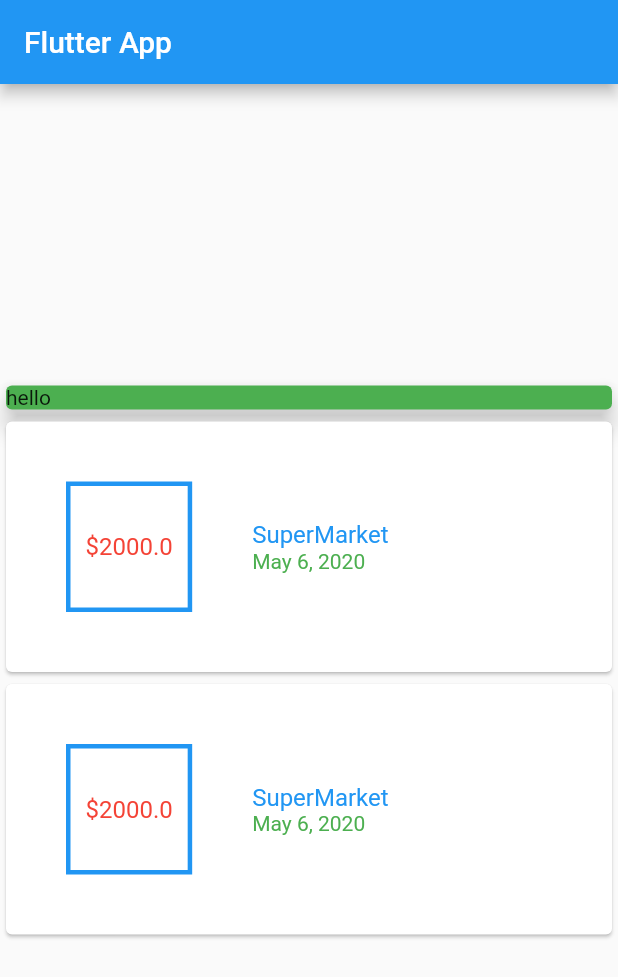
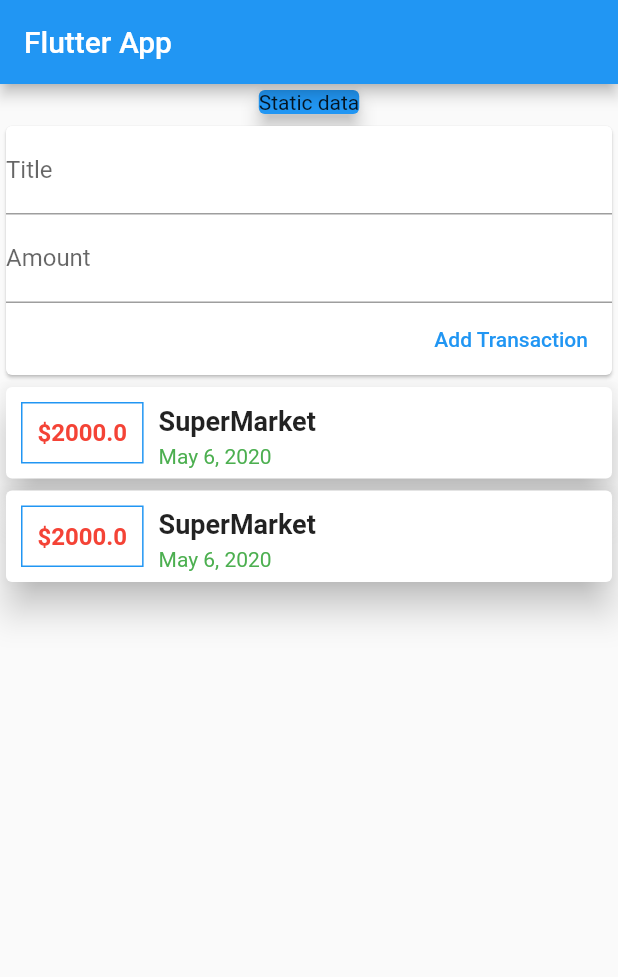
Before and after one commit to hashirshoaeb/flutter-tales, a Flutter app: the screen it shows after launch, on a phone screen of 412 x 824 dp. Shown: the top 977 px of the screen. Run offline on Flutter 3.47's test engine with Material 2 defaults, Android fonts, the phone set to English and light mode, and no system bars.

Commit message:
5may class code updates

```diff
--- a/lib/main.dart
+++ b/lib/main.dart
@@ -1,5 +1,7 @@
-import 'package:first_app/transaction.dart';
-import 'package:flutter/cupertino.dart';
+import 'package:first_app/models/transaction.dart';
+import 'package:first_app/widgets/newTransaction.dart';
+import 'package:first_app/widgets/transactionList.dart';
+// import 'package:flutter/cupertino.dart';
 import 'package:flutter/material.dart';
 import 'package:intl/intl.dart';
 
@@ -16,76 +18,28 @@ class MyApp extends StatelessWidget {
 }
 
 class MyHomePage extends StatelessWidget {
+  // String titleInput;
+  // String amountInput;
+  final titleController = TextEditingController();
+  final amountController = TextEditingController();
   @override
   Widget build(BuildContext context) {
-    List<Transaction> transactions = [
-      Transaction(
-          id: 1, amount: 2000, title: 'SuperMarket', date: new DateTime.now()),
-      Transaction(
-          id: 1, amount: 2000, title: 'SuperMarket', date: new DateTime.now()),
-    ];
     return Scaffold(
       appBar: AppBar(
         title: Text('Flutter App'),
       ),
-      body: Column(
-        mainAxisAlignment: MainAxisAlignment.center,
-        crossAxisAlignment: CrossAxisAlignment.center,
-        children: <Widget>[
-          Card(
-              elevation: 6,
-              color: Colors.green,
-              child: Container(
-                width: double.infinity,
-                child: Text(
-                  "hello",
-                ),
-              )),
-          Column(
-            children: transactions.map((tx) {
-              return Card(
-                child: Row(
-                  children: <Widget>[
-                    Container(
-                      margin:
-                          EdgeInsets.symmetric(vertical: 40, horizontal: 40),
-                      decoration: BoxDecoration(
-                        border: Border.all(color: Colors.blue, width: 3),
-                      ),
-                      padding:
-                          EdgeInsets.symmetric(vertical: 31, horizontal: 10),
-                      child: Text(
-                        '\$${tx.amount.toString()}',
-                        style: TextStyle(
-                          fontSize: 16,
-                          color: Colors.red,
-                        ),
-                      ),
-                    ),
-                    Column(
-                      crossAxisAlignment: CrossAxisAlignment.start,
-                      children: <Widget>[
-                        Text(
-                          tx.title,
-                          style: TextStyle(
-                            fontSize: 16,
-                            color: Colors.blue,
-                          ),
-                        ),
-                        Text(
-                          DateFormat.yMMMd().format(tx.date),
-                          style: TextStyle(
-                            color: Colors.green,
-                          ),
-                        )
-                      ],
-                    )
-                  ],
-                ),
-              );
-            }).toList(),
-          )
-        ],
+      body: Container(
+        child: Column(
+          children: <Widget>[
+            Card(
+              color: Colors.blue,
+              child: Text("Static data"),
+              elevation: 5,
+            ),
+            NewTransaction(),
+            TransactionList()
+          ],
+        ),
       ),
     );
   }
--- /dev/null
+++ b/lib/widgets/newTransaction.dart
@@ -0,0 +1,35 @@
+import 'package:flutter/material.dart';
+
+class NewTransaction extends StatelessWidget {
+  @override
+  Widget build(BuildContext context) {
+    return Card(
+      child: Column(
+        crossAxisAlignment: CrossAxisAlignment.end,
+        children: <Widget>[
+          TextField(
+            decoration: InputDecoration(
+              labelText: 'Title',
+            ),
+            onChanged: (val) {
+              // titleInput = val;
+            },
+          ),
+          TextField(
+            decoration: InputDecoration(
+              labelText: 'Amount',
+            ),
+            onChanged: (val) {
+              // amountInput = val;
+            },
+          ),
+          FlatButton(
+            onPressed: null,
+            child: Text("Add Transaction"),
+            textColor: Colors.blue,
+          )
+        ],
+      ),
+    );
+  }
+}
--- /dev/null
+++ b/lib/widgets/transactionList.dart
@@ -0,0 +1,72 @@
+import 'package:first_app/models/transaction.dart';
+import 'package:flutter/material.dart';
+import 'package:intl/intl.dart';
+
+class TransactionList extends StatefulWidget {
+  @override
+  _TransactionListState createState() => _TransactionListState();
+}
+
+class _TransactionListState extends State<TransactionList> {
+  final List<Transaction> transactions = [
+    Transaction(
+        id: 1, amount: 2000, title: 'SuperMarket', date: new DateTime.now()),
+    Transaction(
+        id: 1, amount: 2000, title: 'SuperMarket', date: new DateTime.now()),
+  ];
+
+  @override
+  Widget build(BuildContext context) {
+    return Column(
+      children: transactions.map((tx) {
+        return Card(
+          elevation: 10,
+          child: Row(
+            children: <Widget>[
+              Container(
+                margin: EdgeInsets.symmetric(
+                  vertical: 10,
+                  horizontal: 10,
+                ),
+                decoration: BoxDecoration(
+                  border: Border.all(color: Colors.blue),
+                ),
+                padding: EdgeInsets.symmetric(
+                  vertical: 10,
+                  horizontal: 10,
+                ),
+                child: Text(
+                  "\$${tx.amount}",
+                  style: TextStyle(
+                    fontSize: 16,
+                    color: Colors.red,
+                    fontWeight: FontWeight.bold,
+                  ),
+                ),
+              ),
+              Column(
+                crossAxisAlignment: CrossAxisAlignment.start,
+                children: <Widget>[
+                  Container(
+                    margin: EdgeInsets.symmetric(vertical: 5),
+                    child: Text(
+                      tx.title,
+                      style: TextStyle(
+                        fontSize: 18,
+                        fontWeight: FontWeight.bold,
+                      ),
+                    ),
+                  ),
+                  Text(
+                    DateFormat.yMMMd().format(tx.date),
+                    style: TextStyle(color: Colors.green),
+                  ),
+                ],
+              )
+            ],
+          ),
+        );
+      }).toList(),
+    );
+  }
+}
```
Also changed, not shown: lib/models/transaction.dart (renamed from lib/transaction.dart).
